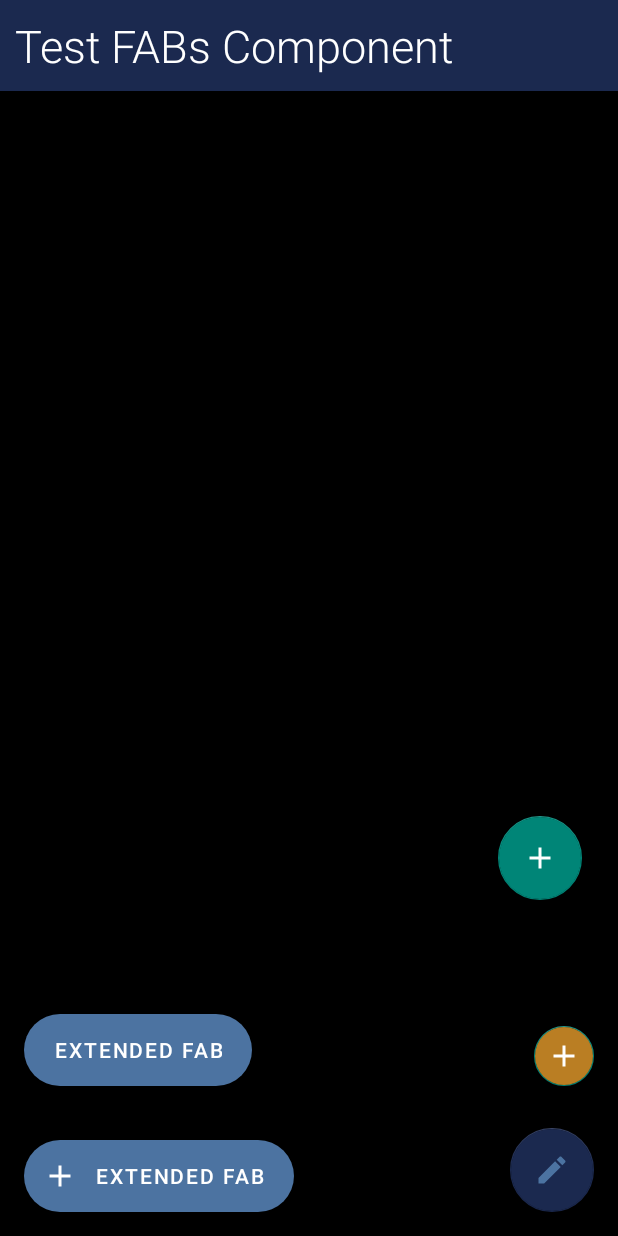
After one commit to VossCG/Material-Desing-Component-Implementation, an Android app: the FABsFragment screen opened through its navigation route, on a phone screen of 412 x 824 dp. The commit adds this screen. Run offline under Robolectric (Android 15) with nearby library versions, the phone set to English and light mode, and no system bars; Roboto replaces fonts that are not available here.

Commit message:
[ feat ] : add FABs demo

```diff
--- a/app/src/main/java/com/voss/ithomeironcontest/HomeMainFragment.kt
+++ b/app/src/main/java/com/voss/ithomeironcontest/HomeMainFragment.kt
@@ -40,5 +40,8 @@ class HomeMainFragment:BaseFragment<FragmentMainHomeBinding>(FragmentMainHomeBin
         binding.sliderBtn.setOnClickListener {
             navController.navigate(R.id.action_homeMainFragment_to_sliderFragment)
         }
+        binding.fabSBtn.setOnClickListener {
+            navController.navigate(R.id.action_homeMainFragment_to_FABsFragment)
+        }
     }
 }
--- /dev/null
+++ b/app/src/main/java/com/voss/ithomeironcontest/fabs/FABsFragment.kt
@@ -0,0 +1,65 @@
+package com.voss.ithomeironcontest.fabs
+
+import android.os.Bundle
+import android.view.View
+import android.view.View.INVISIBLE
+import android.view.View.VISIBLE
+import android.view.animation.Animation
+import android.view.animation.AnimationUtils
+import com.voss.ithomeironcontest.BaseFragment
+import com.voss.ithomeironcontest.R
+import com.voss.ithomeironcontest.databinding.FragmentFabsBinding
+
+class FABsFragment:BaseFragment<FragmentFabsBinding>(FragmentFabsBinding::inflate) {
+    private val fromBottom :Animation by lazy { AnimationUtils.loadAnimation(requireContext(), R.anim.from_bottom_animation) }
+    private val toBottom :Animation by lazy { AnimationUtils.loadAnimation(requireContext(), R.anim.to_bottom_animation) }
+    private val rotateClose :Animation by lazy { AnimationUtils.loadAnimation(requireContext(), R.anim.rotate_close_animation) }
+    private val rotateOpen :Animation by lazy { AnimationUtils.loadAnimation(requireContext(), R.anim.rotate_open_animation) }
+
+    private var isFabExpanded = false
+
+    override fun onViewCreated(view: View, savedInstanceState: Bundle?) {
+        super.onViewCreated(view, savedInstanceState)
+
+
+        binding.expandableFab.setOnClickListener {
+            isFabExpanded = !isFabExpanded
+            setVisibility(isFabExpanded)
+            setAnimation(isFabExpanded)
+            setButtonClickable(isFabExpanded)
+        }
+
+    }
+
+    private fun setVisibility(isExpanded: Boolean) {
+        if (isExpanded){
+            binding.searchExpandFab.visibility = VISIBLE
+            binding.shareExpandFab.visibility = VISIBLE
+        }else{
+            binding.searchExpandFab.visibility = INVISIBLE
+            binding.shareExpandFab.visibility = INVISIBLE
+        }
+    }
+
+    private fun setAnimation(isExpanded: Boolean) {
+        if (isExpanded){
+            binding.searchExpandFab.startAnimation(fromBottom)
+            binding.shareExpandFab.startAnimation(fromBottom)
+            binding.expandableFab.startAnimation(rotateOpen)
+        }else{
+            binding.searchExpandFab.startAnimation(toBottom)
+            binding.shareExpandFab.startAnimation(toBottom)
+            binding.expandableFab.startAnimation(rotateClose)
+        }
+    }
+    private fun setButtonClickable(isExpanded: Boolean) {
+        if (isExpanded){
+            binding.searchExpandFab.isClickable= true
+            binding.shareExpandFab.isClickable = true
+        }else{
+            binding.searchExpandFab.isClickable = false
+            binding.shareExpandFab.isClickable = false
+        }
+    }
+
+}
--- /dev/null
+++ b/app/src/main/res/drawable/ic_baseline_add_24.xml
@@ -0,0 +1,5 @@
+<vector android:height="24dp" android:tint="#000000"
+    android:viewportHeight="24" android:viewportWidth="24"
+    android:width="24dp" xmlns:android="http://schemas.android.com/apk/res/android">
+    <path android:fillColor="@android:color/white" android:pathData="M19,13h-6v6h-2v-6H5v-2h6V5h2v6h6v2z"/>
+</vector>
--- /dev/null
+++ b/app/src/main/res/drawable/ic_baseline_edit_24.xml
@@ -0,0 +1,5 @@
+<vector android:height="24dp" android:tint="#000000"
+    android:viewportHeight="24" android:viewportWidth="24"
+    android:width="24dp" xmlns:android="http://schemas.android.com/apk/res/android">
+    <path android:fillColor="@android:color/white" android:pathData="M3,17.25V21h3.75L17.81,9.94l-3.75,-3.75L3,17.25zM20.71,7.04c0.39,-0.39 0.39,-1.02 0,-1.41l-2.34,-2.34c-0.39,-0.39 -1.02,-0.39 -1.41,0l-1.83,1.83 3.75,3.75 1.83,-1.83z"/>
+</vector>
--- /dev/null
+++ b/app/src/main/res/layout/fragment_fabs.xml
@@ -0,0 +1,101 @@
+<?xml version="1.0" encoding="utf-8"?>
+<androidx.constraintlayout.widget.ConstraintLayout
+    xmlns:android="http://schemas.android.com/apk/res/android"
+    xmlns:app="http://schemas.android.com/apk/res-auto"
+    android:layout_width="match_parent"
+    android:layout_height="match_parent">
+
+    <TextView
+        android:layout_width="match_parent"
+        android:layout_height="wrap_content"
+        android:background="@color/darkBlue"
+        android:padding="10dp"
+        android:text="Test FABs Component"
+        android:textSize="30sp"
+        app:layout_constraintTop_toTopOf="parent" />
+
+    <!-- Regular FAB -->
+    <com.google.android.material.floatingactionbutton.FloatingActionButton
+        android:id="@+id/regular_fab"
+        style="@style/Widget.App.FloatingActionButton"
+        android:layout_width="wrap_content"
+        android:layout_height="wrap_content"
+        app:layout_constraintBottom_toBottomOf="parent"
+        app:layout_constraintEnd_toEndOf="parent"
+        app:srcCompat="@drawable/ic_baseline_edit_24" />
+
+    <!-- Mini FAB -->
+    <com.google.android.material.floatingactionbutton.FloatingActionButton
+        android:id="@+id/mini_fab"
+        android:layout_width="wrap_content"
+        android:layout_height="wrap_content"
+        android:layout_gravity="bottom|right"
+        android:layout_marginEnd="16dp"
+        android:layout_marginBottom="100dp"
+        android:backgroundTint="@color/lightYellow"
+        android:clickable="true"
+        app:fabSize="mini"
+        app:layout_constraintBottom_toBottomOf="parent"
+        app:layout_constraintEnd_toEndOf="parent"
+        app:rippleColor="@color/white"
+        app:srcCompat="@drawable/ic_baseline_add_24"
+        app:tint="@color/white" />
+
+    <!-- Extended FAB Icon with Text  -->
+    <com.google.android.material.floatingactionbutton.ExtendedFloatingActionButton
+        android:id="@+id/extended_fab"
+        android:layout_width="wrap_content"
+        android:layout_height="wrap_content"
+        android:layout_gravity="bottom|right"
+        android:layout_margin="16dp"
+        android:text="extended fab"
+        app:icon="@drawable/ic_baseline_add_24"
+        app:layout_constraintBottom_toBottomOf="parent"
+        app:layout_constraintStart_toStartOf="parent" />
+
+    <!-- Extended FAB Text only  -->
+    <com.google.android.material.floatingactionbutton.ExtendedFloatingActionButton
+        android:id="@+id/extended_onlyText_fab"
+        style="@style/Widget.MaterialComponents.ExtendedFloatingActionButton"
+        android:layout_width="wrap_content"
+        android:layout_height="wrap_content"
+        android:layout_gravity="bottom|right"
+        android:layout_marginStart="16dp"
+        android:layout_marginBottom="100dp"
+        android:text="extended fab"
+        app:layout_constraintBottom_toBottomOf="parent"
+        app:layout_constraintStart_toStartOf="parent" />
+
+    <!-- Expandable FABs  -->
+    <com.google.android.material.floatingactionbutton.FloatingActionButton
+        android:id="@+id/expandable_fab"
+        android:layout_width="wrap_content"
+        android:layout_height="wrap_content"
+        android:layout_marginEnd="24dp"
+        android:layout_marginBottom="224dp"
+        android:tint="@color/white"
+        app:layout_constraintBottom_toBottomOf="parent"
+        app:layout_constraintEnd_toEndOf="parent"
+        app:srcCompat="@drawable/ic_baseline_add_24" />
+
+    <com.google.android.material.floatingactionbutton.FloatingActionButton
+        android:id="@+id/share_expand_fab"
+        android:layout_width="wrap_content"
+        android:layout_height="wrap_content"
+        android:layout_marginBottom="16dp"
+        android:visibility="invisible"
+        app:layout_constraintBottom_toTopOf="@+id/expandable_fab"
+        app:layout_constraintEnd_toEndOf="@+id/expandable_fab"
+        app:srcCompat="@drawable/ic_baseline_share_24" />
+
+    <com.google.android.material.floatingactionbutton.FloatingActionButton
+        android:id="@+id/search_expand_fab"
+        android:layout_width="wrap_content"
+        android:layout_height="wrap_content"
+        android:layout_marginBottom="16dp"
+        android:visibility="invisible"
+        app:layout_constraintBottom_toTopOf="@+id/share_expand_fab"
+        app:layout_constraintEnd_toEndOf="@+id/share_expand_fab"
+        app:srcCompat="@drawable/ic_baseline_search_24" />
+
+</androidx.constraintlayout.widget.ConstraintLayout>
--- a/app/src/main/res/layout/fragment_main_home.xml
+++ b/app/src/main/res/layout/fragment_main_home.xml
@@ -11,67 +11,77 @@
         android:background="@color/darkBlue"
         app:title="To Test Material Component" />
 
+    <ScrollView
+        android:layout_width="match_parent"
+        android:layout_height="match_parent">
+
         <androidx.appcompat.widget.LinearLayoutCompat
-        android:theme="@style/DefaultButtonStyle"
             android:layout_width="match_parent"
+            android:layout_height="match_parent"
             android:orientation="vertical"
-        android:layout_height="match_parent">
+            android:theme="@style/DefaultButtonStyle">
 
             <com.google.android.material.button.MaterialButton
                 android:id="@+id/navigationBottom_btn"
                 android:layout_width="match_parent"
                 android:layout_height="wrap_content"
-            android:text="BottomNavigation"
-            />
+                android:text="BottomNavigation" />
+
             <com.google.android.material.button.MaterialButton
                 android:id="@+id/tabs_btn"
                 android:layout_width="match_parent"
                 android:layout_height="wrap_content"
-            android:text="Tabs"
-            />
+                android:text="Tabs" />
+
             <com.google.android.material.button.MaterialButton
                 android:id="@+id/switches_btn"
                 android:layout_width="match_parent"
                 android:layout_height="wrap_content"
-            android:text="switches"
-            />
+                android:text="switches" />
+
             <com.google.android.material.button.MaterialButton
                 android:id="@+id/checkboxes_btn"
                 android:layout_width="match_parent"
                 android:layout_height="wrap_content"
-            android:text="checkboxes"
-            />
+                android:text="checkboxes" />
+
             <com.google.android.material.button.MaterialButton
                 android:id="@+id/radioButton_btn"
                 android:layout_width="match_parent"
                 android:layout_height="wrap_content"
-            android:text="RadioButton"
-            />
+                android:text="RadioButton" />
+
             <com.google.android.material.button.MaterialButton
                 android:id="@+id/button_btn"
                 android:layout_width="match_parent"
                 android:layout_height="wrap_content"
-            android:text="Button"
-            />
+                android:text="Button" />
+
             <com.google.android.material.button.MaterialButton
                 android:id="@+id/textField_btn"
                 android:layout_width="match_parent"
                 android:layout_height="wrap_content"
-            android:text="text field"
-            />
+                android:text="text field" />
+
             <com.google.android.material.button.MaterialButton
                 android:id="@+id/topBar_btn"
                 android:layout_width="match_parent"
                 android:layout_height="wrap_content"
-            android:text="Top bar"
-            />
+                android:text="Top bar" />
+
             <com.google.android.material.button.MaterialButton
                 android:id="@+id/slider_btn"
                 android:layout_width="match_parent"
                 android:layout_height="wrap_content"
-            android:text="Slider"
-            />
+                android:text="Slider" />
+
+            <com.google.android.material.button.MaterialButton
+                android:id="@+id/fabS_btn"
+                android:layout_width="match_parent"
+                android:layout_height="wrap_content"
+                android:text="FABs" />
 
         </androidx.appcompat.widget.LinearLayoutCompat>
+    </ScrollView>
 
 </androidx.appcompat.widget.LinearLayoutCompat>
--- a/app/src/main/res/navigation/nav_graph.xml
+++ b/app/src/main/res/navigation/nav_graph.xml
@@ -49,6 +49,9 @@
         <action
             android:id="@+id/action_homeMainFragment_to_sliderFragment"
             app:destination="@id/sliderFragment" />
+        <action
+            android:id="@+id/action_homeMainFragment_to_FABsFragment"
+            app:destination="@id/FABsFragment" />
     </fragment>
     <fragment
         android:id="@+id/bottomNavigationFragment"
@@ -107,5 +110,10 @@
         tools:layout="@layout/fragment_slider"
         android:name="com.voss.ithomeironcontest.slider.SliderFragment"
         android:label="SliderFragment" />
+    <fragment
+        android:id="@+id/FABsFragment"
+        tools:layout="@layout/fragment_fabs"
+        android:name="com.voss.ithomeironcontest.fabs.FABsFragment"
+        android:label="FABsFragment" />
 
 </navigation>
--- a/app/src/main/res/values/style.xml
+++ b/app/src/main/res/values/style.xml
@@ -160,4 +160,16 @@
         <item name="colorOnPrimary">@color/white</item>
     </style>
 
+    <style name="Widget.App.FloatingActionButton" parent="Widget.MaterialComponents.FloatingActionButton">
+        <item name="materialThemeOverlay">@style/ThemeOverlay.App.FloatingActionButton</item>
+        <item name="android:clickable">true</item>
+        <item name="rippleColor">@color/white</item>
+        <item name="android:layout_margin">16dp</item>
+    </style>
+
+    <style name="ThemeOverlay.App.FloatingActionButton" parent="">
+        <item name="colorSecondary">@color/darkBlue</item>
+        <item name="colorOnSecondary">@color/lightBlue</item>
+        <item name="colorOnSurface">@color/lightBlue</item>
+    </style>
 </resources>
```
Also changed, not shown: app/src/main/res/anim/from_bottom_animation.xml (added, +21 -0 lines), app/src/main/res/anim/rotate_close_animation.xml (added, +12 -0 lines), app/src/main/res/anim/rotate_open_animation.xml (added, +11 -0 lines), app/src/main/res/anim/to_bottom_animation.xml (added, +23 -0 lines). Lines whose indentation alone changed are shown as unchanged.
